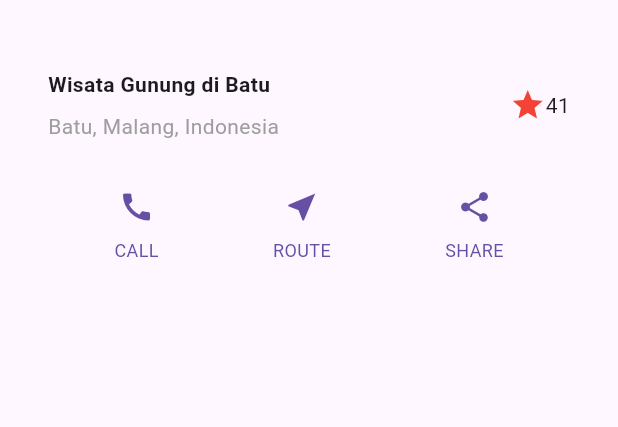
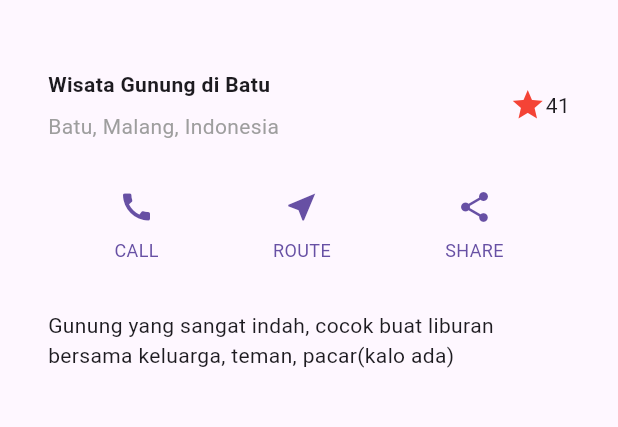
Before and after one commit to GilangAndhika18/flutter-fundamental-part1, a Flutter app: the screen it shows after launch, on a phone screen of 412 x 824 dp, the part 63-490 px from its top. Run offline on Flutter 3.47's test engine with Material 3 defaults, Android fonts, the phone set to English and light mode, and no system bars.

```diff
--- a/layout_flutter/lib/main.dart
+++ b/layout_flutter/lib/main.dart
@@ -57,6 +57,14 @@ class MyApp extends StatelessWidget {
       ],
     );
 
+    Widget textSection = Container(
+      padding: const EdgeInsets.all(32),
+      child: const Text(
+        'Gunung yang sangat indah, cocok buat liburan bersama keluarga, teman, pacar(kalo ada)',
+        softWrap: true,
+      ),
+    );
+
     return MaterialApp(
       title: 'Flutter layout: Gilang Andhika Erlangga (2341760129)',
       home: Scaffold(
@@ -67,6 +75,7 @@ class MyApp extends StatelessWidget {
           children: [
             titleSection,
             buttonSection,
+            textSection,
             ],
         ),
       ),
```
Also changed, not shown: layout_flutter/images/praktikum_3.png (added), 1 other file.
